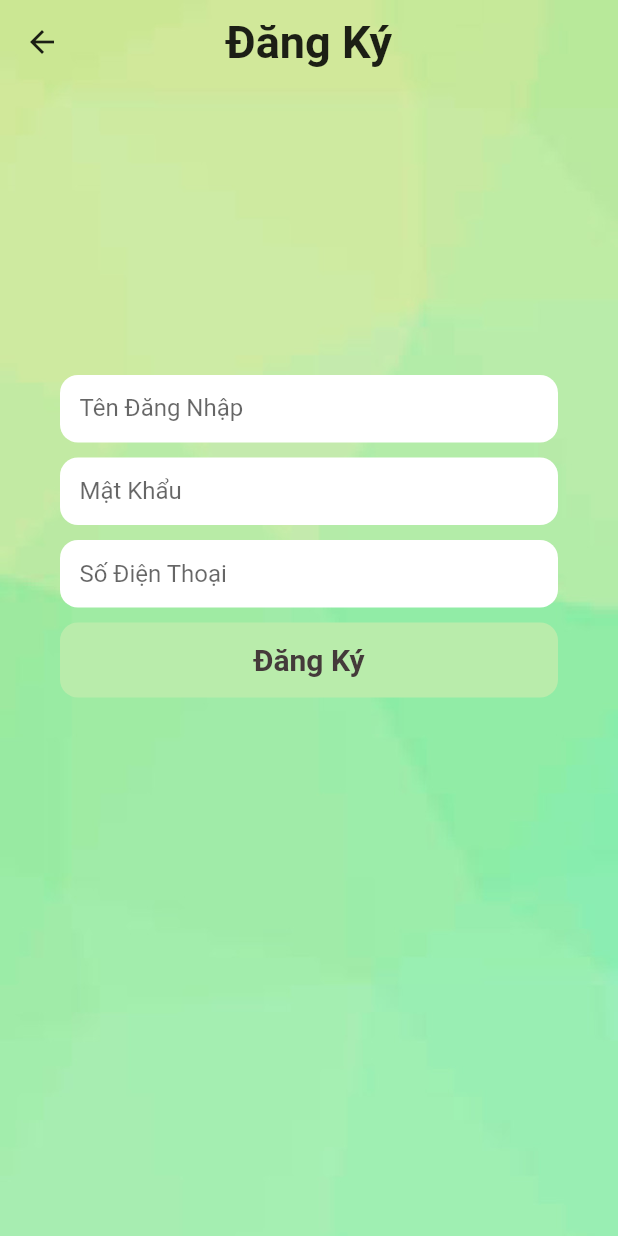
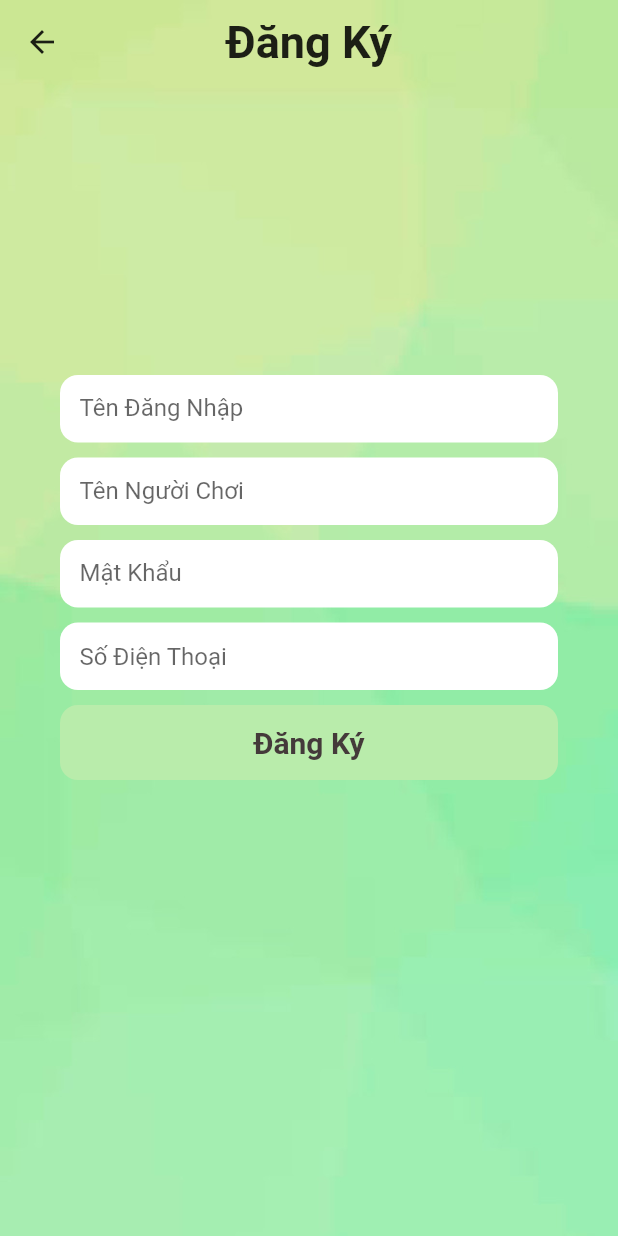
Before and after one commit to KhoaNT21/QuizzAppAndroid, a Flutter app: the register screen opened directly, on a phone screen of 412 x 824 dp. Run offline on Flutter 3.47's test engine with Material 2 defaults, Android fonts, the phone set to English and light mode, and no system bars; our stand-ins replace google_fonts.

Commit message:
Add Username field to register

```diff
--- a/lib/register.dart
+++ b/lib/register.dart
@@ -67,6 +67,23 @@ class registerState extends State<register> {
             Container(
               padding: EdgeInsets.only(top: 10, left: 40, right: 40),
               child: TextField(
+                decoration: InputDecoration(
+                    isCollapsed: true,
+                    contentPadding: EdgeInsets.all(13),
+                    fillColor: Colors.white,
+                    filled: true,
+                    labelText: 'Tên Người Chơi',
+                    hintText: '*',
+                    hintTextDirection: TextDirection.rtl,
+                    hintStyle: TextStyle(color: Colors.red),
+                    border: OutlineInputBorder(
+                        borderSide: BorderSide.none,
+                        borderRadius: BorderRadius.circular(12))),
+              ),
+            ),
+            Container(
+              padding: EdgeInsets.only(top: 10, left: 40, right: 40),
+              child: TextField(
                 obscureText: true,
                 decoration: InputDecoration(
                     isCollapsed: true,
```
